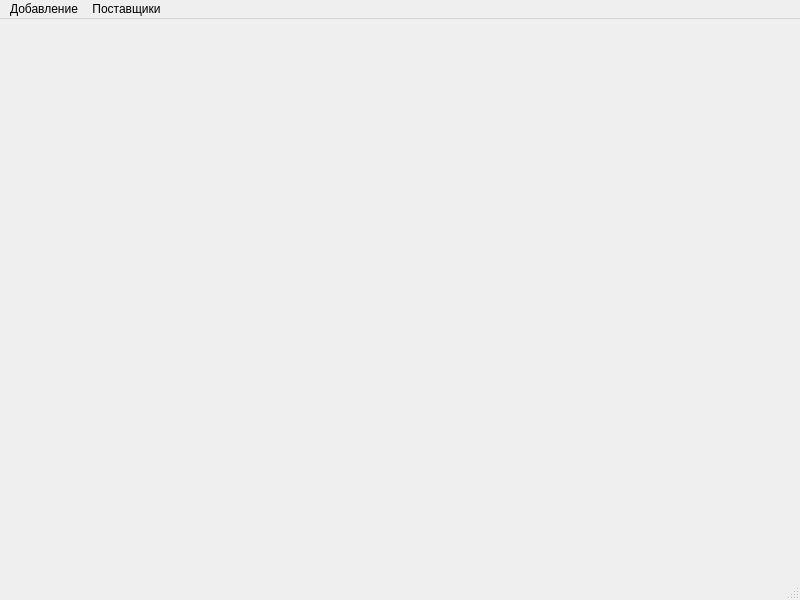
The window that ui/main.ui (Meller008/CRM-Avi) describes before a commit, drawn with Qt 5.
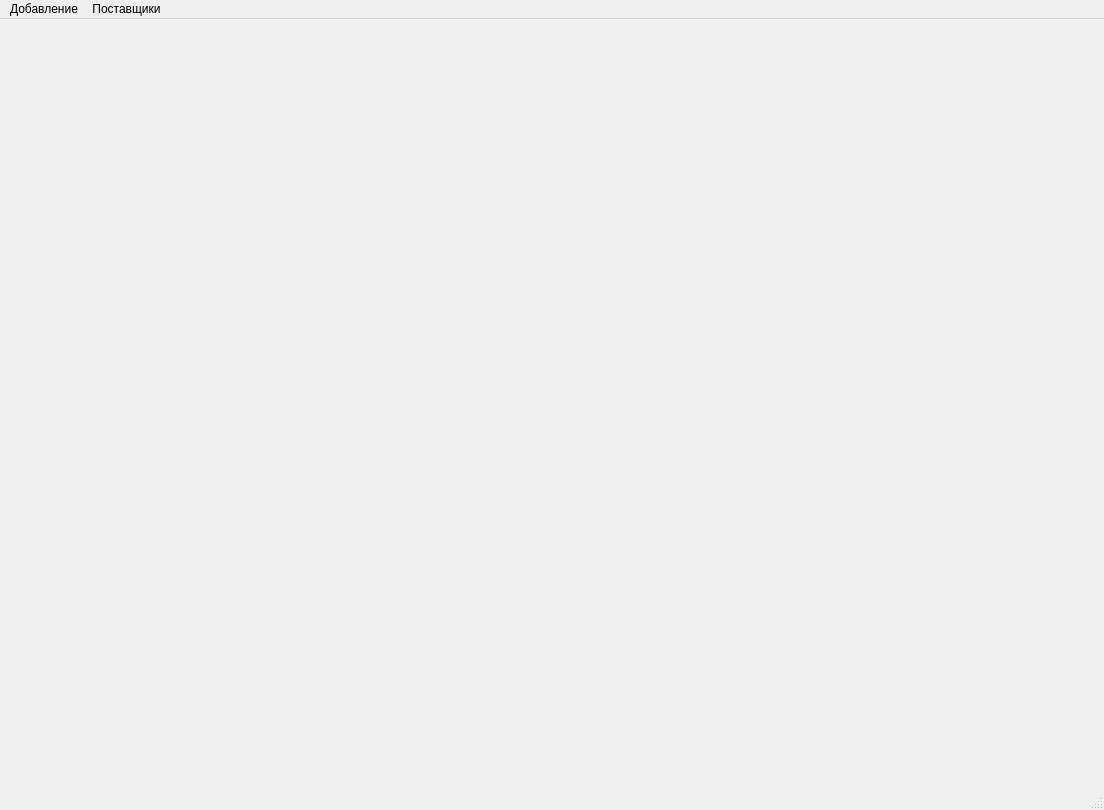
The same window after the commit.

```diff
--- a/ui/main.ui
+++ b/ui/main.ui
@@ -6,8 +6,8 @@
    <rect>
     <x>0</x>
     <y>0</y>
-    <width>800</width>
-    <height>600</height>
+    <width>1104</width>
+    <height>810</height>
    </rect>
   </property>
   <property name="windowTitle">
@@ -19,7 +19,7 @@
     <rect>
      <x>0</x>
      <y>0</y>
-     <width>800</width>
+     <width>1104</width>
      <height>21</height>
     </rect>
    </property>
```
